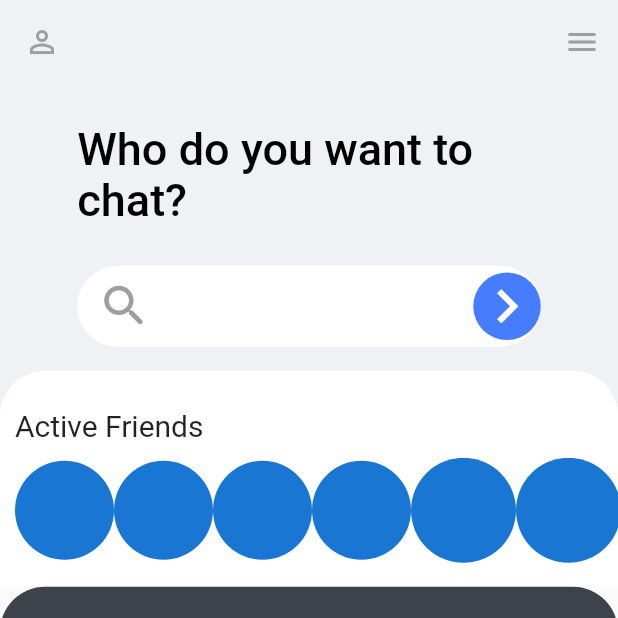
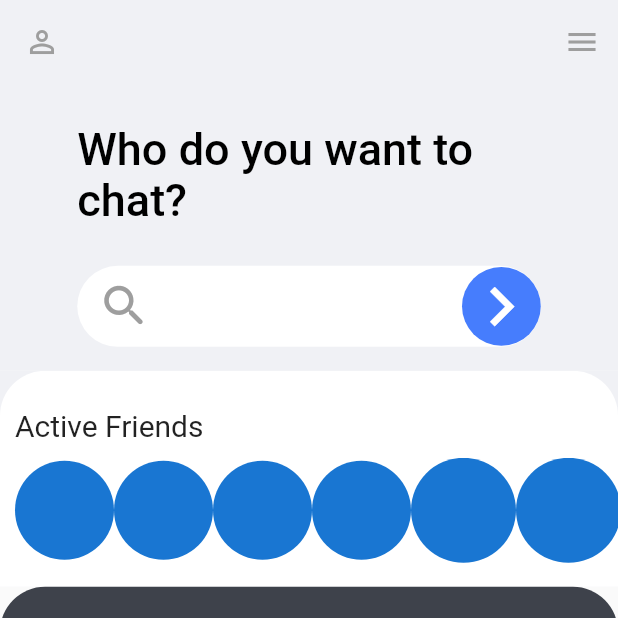
Before and after one commit to Harishwarrior/chat_app, a Flutter app: the screen it shows after launch, on a phone screen of 412 x 824 dp, the top half of it. Run offline on Flutter 3.47's test engine with Material 2 defaults, Android fonts, the phone set to English and light mode, and no system bars.

Commit message:
fixed suffix icon in search bar

```diff
--- a/lib/home_view.dart
+++ b/lib/home_view.dart
@@ -69,7 +69,7 @@ class _HomePageState extends State<HomePage> {
                                   BorderRadius.all(Radius.circular(20.0))),
                           child: Icon(
                             Icons.chevron_right,
-                            size: 30.0,
+                            size: 35.0,
                             color: Colors.white,
                           ),
                         ),
```
